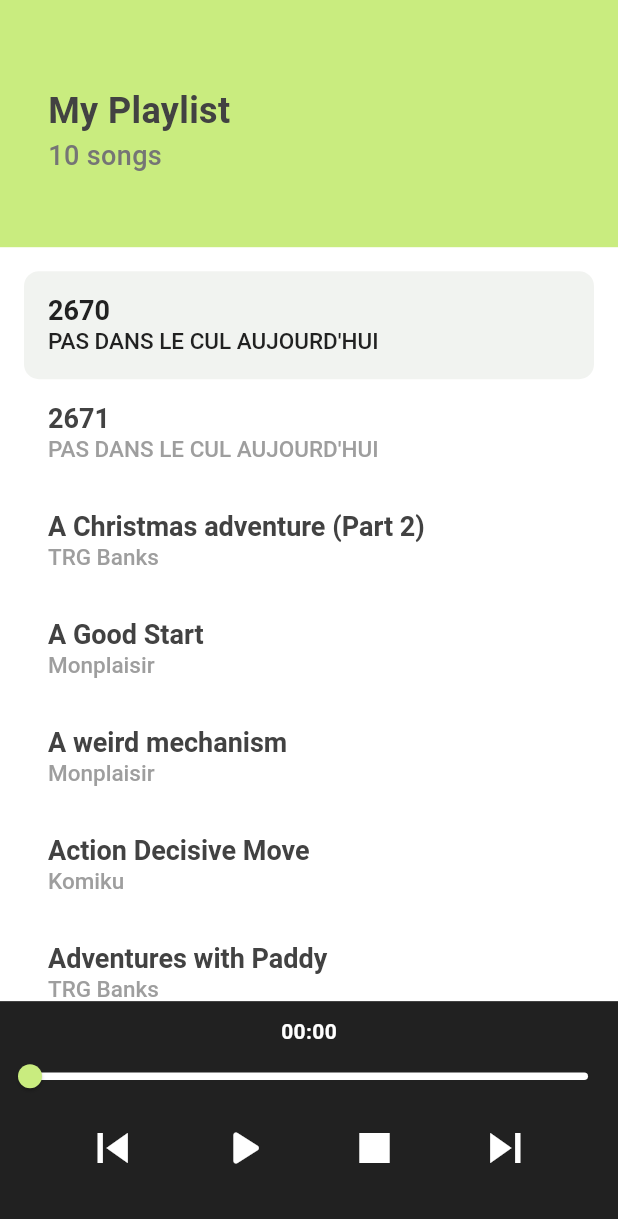
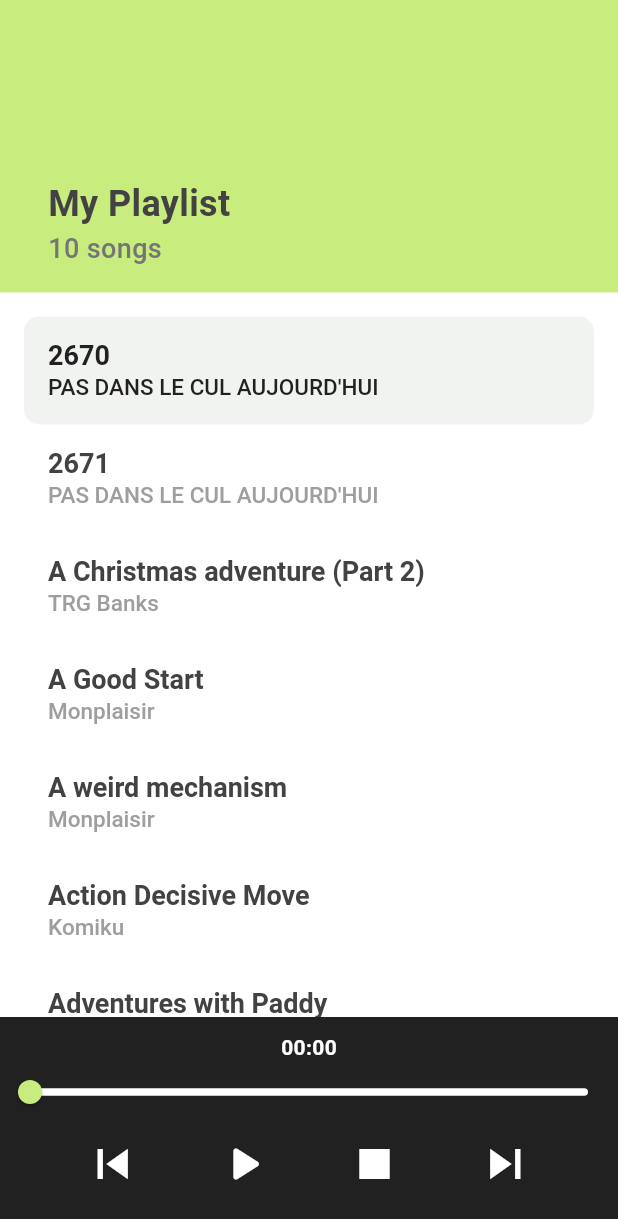
Before and after one commit to hsser/audio_player_test, a Flutter app: the screen it shows after launch, on a phone screen of 412 x 824 dp. Shown: the top 1219 px of the screen. Run offline on Flutter 3.47's test engine with Material 3 defaults, Android fonts, the phone set to English and light mode, and no system bars; our stand-ins replace just_audio, just_audio_background.

Commit message:
"UI updage"

```diff
--- a/lib/my_audio_player.dart
+++ b/lib/my_audio_player.dart
@@ -82,19 +82,19 @@ class _MyPlayerState extends State<MyAudioPlayer> {
   Widget build(BuildContext context) {
     return Scaffold(
       backgroundColor: Colors.white,
-      body: SafeArea(
-        child: Column(
+      body: Column(
         children: [
           Container(
             padding: const EdgeInsets.all(16),
             width: double.infinity,
-              height: MediaQuery.of(context).size.height * 0.20,
+            // UI adaptation
+            // height: MediaQuery.of(context).size.height * 0.25,
             color: const Color.fromARGB(255, 201, 236, 127),
             child: Column(
               crossAxisAlignment: CrossAxisAlignment.start,
               children: [
                 SizedBox(
-                    height: MediaQuery.of(context).size.height * 0.05,
+                  height: MediaQuery.of(context).size.height * 0.125,
                 ),
                 Padding(
                   padding: const EdgeInsets.only(left: 16),
@@ -139,8 +139,7 @@ class _MyPlayerState extends State<MyAudioPlayer> {
                     fontSize: 15,
                     fontWeight: FontWeight.w500,
                   ),
-                    title: Text(
-                        (Playlist.songs.children[index] as UriAudioSource)
+                  title: Text((Playlist.songs.children[index] as UriAudioSource)
                       .tag
                       .title),
                   subtitle: Text(
@@ -171,7 +170,8 @@ class _MyPlayerState extends State<MyAudioPlayer> {
           ),
           Container(
             width: double.infinity,
-              height: MediaQuery.of(context).size.height * 0.19,
+            // UI adaptation
+            // height: MediaQuery.of(context).size.height * 0.15,
             color: Colors.grey.shade900,
             child: Column(
               crossAxisAlignment: CrossAxisAlignment.center,
@@ -195,8 +195,7 @@ class _MyPlayerState extends State<MyAudioPlayer> {
                     overlayShape:
                         const RoundSliderOverlayShape(overlayRadius: 20),
                     overlayColor: const Color.fromARGB(100, 201, 236, 127),
-                      activeTrackColor:
-                          const Color.fromARGB(255, 201, 236, 127),
+                    activeTrackColor: const Color.fromARGB(255, 201, 236, 127),
                     inactiveTrackColor: Colors.white,
                     tickMarkShape: const RoundSliderTickMarkShape(),
                     showValueIndicator: ShowValueIndicator.always,
@@ -292,12 +291,15 @@ class _MyPlayerState extends State<MyAudioPlayer> {
                     ],
                   ),
                 ),
+                // UI adaptation
+                SizedBox(
+                  height: 20,
+                ),
               ],
             ),
           ),
         ],
       ),
-      ),
     );
   }
 }
```
Lines whose indentation alone changed are shown as unchanged.
